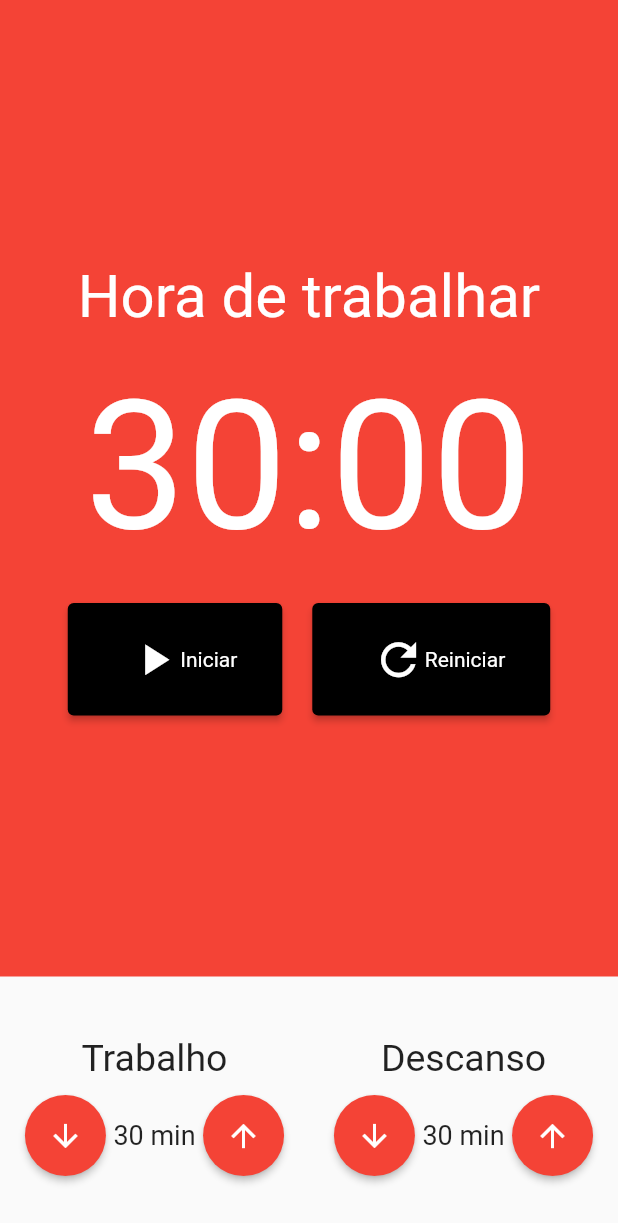
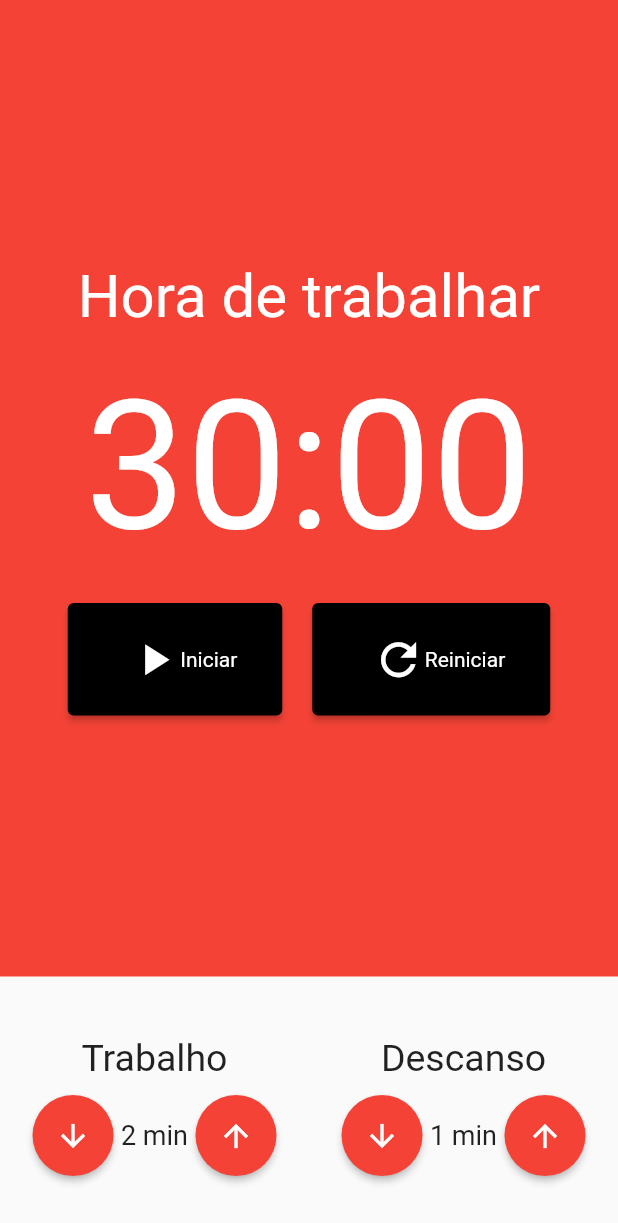
Before and after one commit to DanielErnany/pomodoro, a Flutter app: the screen it shows after launch, on a phone screen of 412 x 824 dp. Shown: the top 1223 px of the screen. Run offline on Flutter 3.47's test engine with Material 2 defaults, Android fonts, the phone set to English and light mode, and no system bars; our stand-ins replace mobx; generated files the repository leaves out were written again.

Commit message:
feat: gerencia de estado das tarefas
Foi implementada a classe que irá gerenciar o estado das tarefas como incrementar e decrementar o
tempo determinado para cada tarefa.

```diff
--- a/lib/main.dart
+++ b/lib/main.dart
@@ -1,20 +1,29 @@
 import 'package:flutter/material.dart';
+import 'package:provider/provider.dart';
 import 'pages/Pomodoro.dart';
+
+import 'store/pomodoro.store.dart';
 
 void main() {
   runApp(MyApp());
 }
 
 class MyApp extends StatelessWidget {
-  // This widget is the root of your application.
   @override
   Widget build(BuildContext context) {
-    return MaterialApp(
-      title: 'Flutter Demo',
-      theme: ThemeData(
-        primarySwatch: Colors.blue,
+    return MultiProvider(
+      providers: [
+        Provider<PomodoroStore>(
+          create: (_) => PomodoroStore(),
+        )
+      ],
+      child: MaterialApp(
+        title: 'Flutter Demo',
+        theme: ThemeData(
+          primarySwatch: Colors.blue,
+        ),
+        home: Pomodoro(),
       ),
-      home: Pomodoro(),
     );
   }
 }
--- a/lib/pages/Pomodoro.dart
+++ b/lib/pages/Pomodoro.dart
@@ -1,10 +1,15 @@
 import 'package:flutter/material.dart';
 import 'package:pomodoro/components/Cronometro.dart';
 import 'package:pomodoro/components/EntradaTempo.dart';
+import 'package:provider/provider.dart';
+
+import '../store/pomodoro.store.dart';
 
 class Pomodoro extends StatelessWidget {
   @override
   Widget build(BuildContext context) {
+    final store = Provider.of<PomodoroStore>(context);
+
     return Scaffold(
       body: Column(
         crossAxisAlignment: CrossAxisAlignment.stretch,
@@ -17,8 +22,14 @@
             child: Row(
               mainAxisAlignment: MainAxisAlignment.spaceAround,
               children: [
-                EntradaTempo(titulo: 'Trabalho', valor: 30),
-                EntradaTempo(titulo: 'Descanso', valor: 30),
+                EntradaTempo(
+                  titulo: 'Trabalho',
+                  valor: store.tempoTrabalho,
+                ),
+                EntradaTempo(
+                  titulo: 'Descanso',
+                  valor: store.tempoDescanso,
+                ),
               ],
             ),
           ),
```
Also changed, not shown: lib/store/pomodoro.store.dart (added, +33 -0 lines), lib/store/pomodoro.store.g.dart (added).
